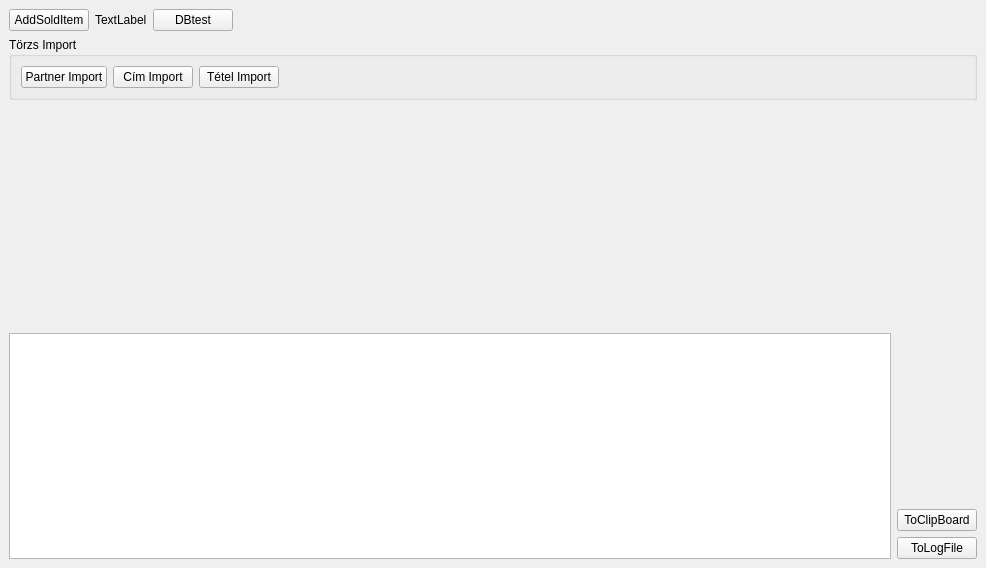
First picture: the form in mvp/views/mainwindow.ui, repository horvathzoltan/biovitality, before the edit.
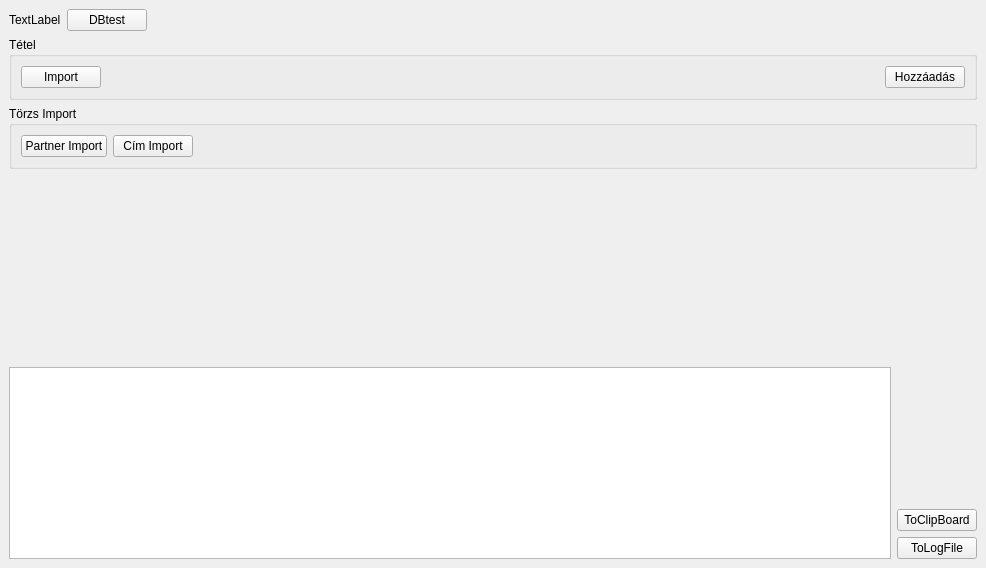
Second picture: the form after the edit.

```diff
--- a/mvp/views/mainwindow.ui
+++ b/mvp/views/mainwindow.ui
@@ -17,13 +17,6 @@
    <layout class="QVBoxLayout" name="verticalLayout">
     <item>
      <layout class="QHBoxLayout" name="horizontalLayout">
-      <item>
-       <widget class="QPushButton" name="pushButton_AddSoldItem">
-        <property name="text">
-         <string>AddSoldItem</string>
-        </property>
-       </widget>
-      </item>
       <item>
        <widget class="QLabel" name="label">
         <property name="text">
@@ -53,6 +46,42 @@
       </item>
      </layout>
     </item>
+    <item>
+     <widget class="QGroupBox" name="groupBox">
+      <property name="title">
+       <string>Tétel</string>
+      </property>
+      <layout class="QHBoxLayout" name="horizontalLayout_3">
+       <item>
+        <widget class="QPushButton" name="pushButton_TetelImport">
+         <property name="text">
+          <string>Import</string>
+         </property>
+        </widget>
+       </item>
+       <item>
+        <spacer name="horizontalSpacer_3">
+         <property name="orientation">
+          <enum>Qt::Orientation::Horizontal</enum>
+         </property>
+         <property name="sizeHint" stdset="0">
+          <size>
+           <width>769</width>
+           <height>20</height>
+          </size>
+         </property>
+        </spacer>
+       </item>
+       <item>
+        <widget class="QPushButton" name="pushButton_AddSoldItem">
+         <property name="text">
+          <string>Hozzáadás</string>
+         </property>
+        </widget>
+       </item>
+      </layout>
+     </widget>
+    </item>
     <item>
      <widget class="QGroupBox" name="groupBox_Import">
       <property name="title">
@@ -73,13 +102,6 @@
          </property>
         </widget>
        </item>
-       <item>
-        <widget class="QPushButton" name="pushButton_TetelImport">
-         <property name="text">
-          <string>Tétel Import</string>
-         </property>
-        </widget>
-       </item>
        <item>
         <spacer name="horizontalSpacer_2">
          <property name="orientation">
```
